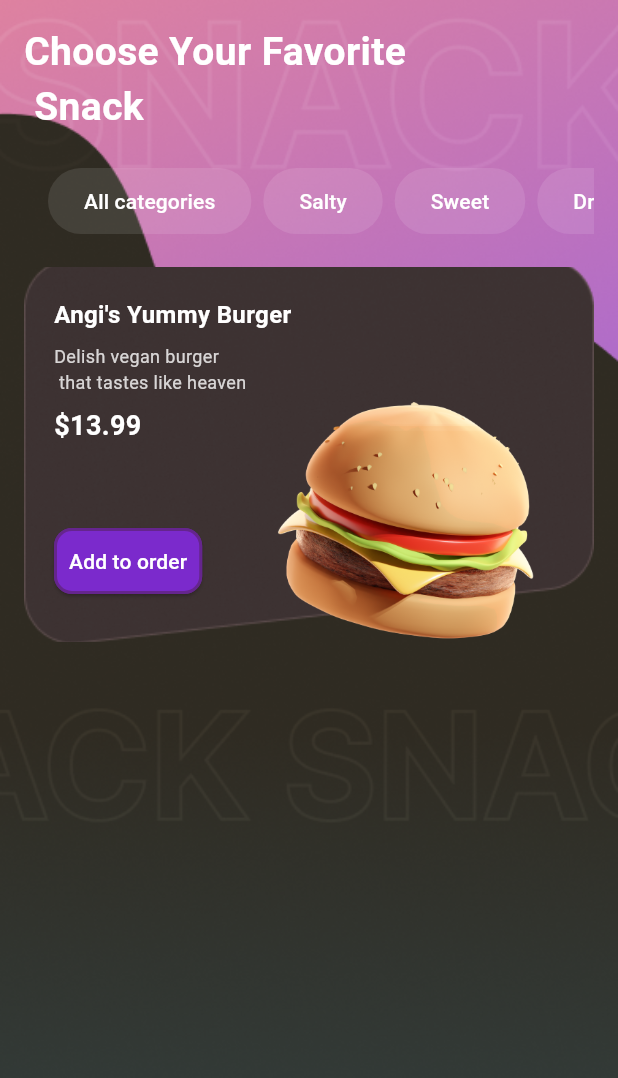
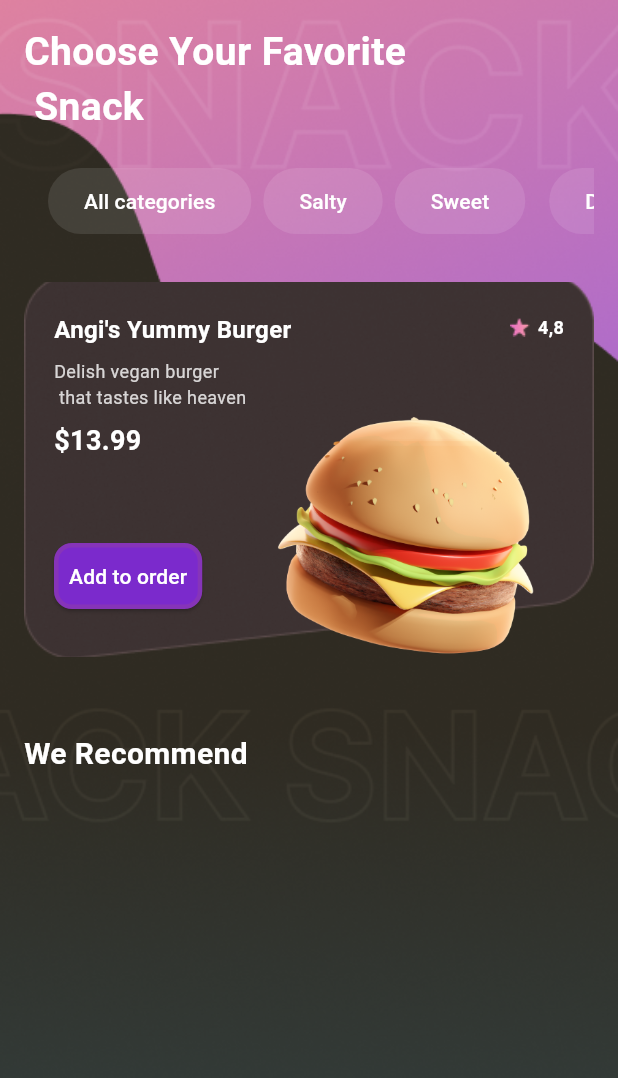
Before and after one commit to Muhannmmad/snack_app, a Flutter app: the HomeScreen screen opened directly, on a phone screen of 412 x 824 dp. Shown: the top 1078 px of the screen. Run offline on Flutter 3.47's test engine with Material 3 defaults, Android fonts, the phone set to English and light mode, and no system bars.

Commit message:
the star and the text 4,8 added

```diff
--- a/lib/Home.screen.dart
+++ b/lib/Home.screen.dart
@@ -79,7 +79,7 @@ class HomeScreen extends StatelessWidget {
                             ),
                             child: Text('Sweet'),
                           ),
-                          SizedBox(width: 8),
+                          SizedBox(width: 16),
                           TextButton(
                             onPressed: () {},
                             style: TextButton.styleFrom(
@@ -94,10 +94,11 @@ class HomeScreen extends StatelessWidget {
                       ),
                     ),
                   ),
-                  SizedBox(height: 20),
+                  SizedBox(height: 30),
                   Center(
                     child: Stack(
                       children: [
+                        // Card image
                         Container(
                           height: 250,
                           width: 380,
@@ -162,9 +163,9 @@ class HomeScreen extends StatelessWidget {
                               shape: RoundedRectangleBorder(
                                 borderRadius: BorderRadius.circular(12),
                                 side: BorderSide(
-                                  color: Color.fromARGB(255, 80, 33, 80)
-                                      .withOpacity(0.5),
-                                  width: 2.0,
+                                  color: Color.fromARGB(255, 233, 138, 13)
+                                      .withOpacity(0.1),
+                                  width: 3.0,
                                 ),
                               ),
                               shadowColor: Colors.black.withOpacity(1),
@@ -174,7 +175,41 @@ class HomeScreen extends StatelessWidget {
                             child: Text('Add to order'),
                           ),
                         ),
+
+                        Positioned(
+                          right: 20,
+                          top: 20,
+                          child: Row(
+                            children: [
+                              Image.asset(
+                                'assets/grafiken/star.png',
+                                width: 20,
+                                height: 20,
+                              ),
+                              SizedBox(width: 2),
+                              Text(
+                                "4,8",
+                                style: TextStyle(
+                                  fontSize: 12,
+                                  fontWeight: FontWeight.bold,
+                                  color: Colors.white,
+                                ),
+                              ),
+                            ],
+                          ),
+                        ),
                       ],
+                    ),
+                  ),
+                  Container(
+                    margin: EdgeInsets.only(top: 50),
+                    child: Text(
+                      "We Recommend",
+                      style: TextStyle(
+                        fontSize: 20,
+                        fontWeight: FontWeight.bold,
+                        color: Colors.white,
+                      ),
                     ),
                   ),
                 ],
```
